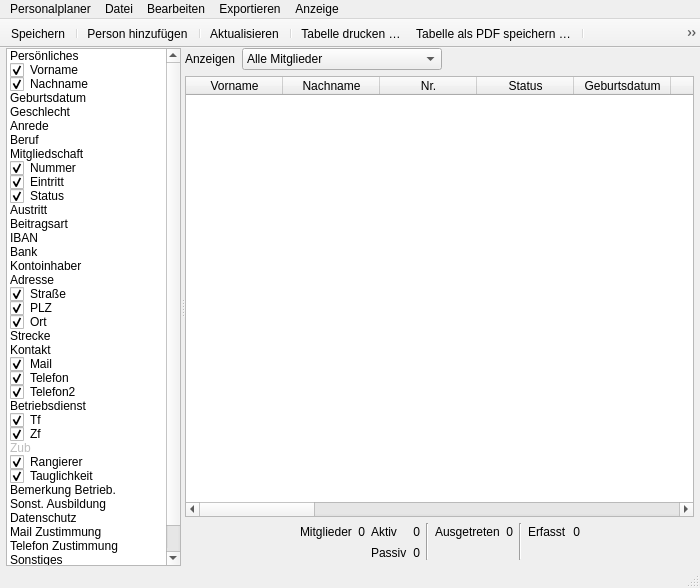
Above: Programm/Personalplaner/mainwindowpersonal.ui from philjosch/Einsatzplaner before the change. Below: the same form after it.
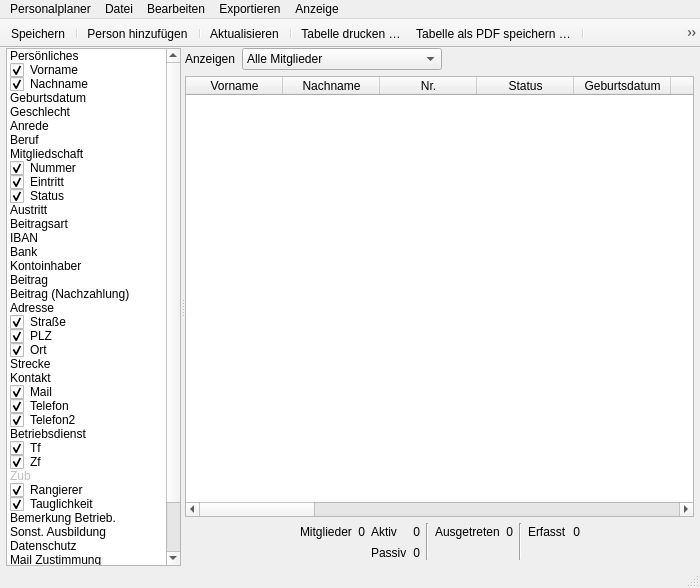
That is the form after the change. Icons and pictures are not drawn.

Commit message:
Beitrag in Tabelle und CSV
Der Beitrag kann auch in der Tabelle angezeigt werden und wird in der CSV-Datei ausgegeben.
Gleiches gilt für die Nachzahlungen.

Patch:
```diff
--- a/Programm/Personalplaner/mainwindowpersonal.ui
+++ b/Programm/Personalplaner/mainwindowpersonal.ui
@@ -179,6 +179,22 @@
          <enum>Unchecked</enum>
         </property>
        </item>
+       <item>
+        <property name="text">
+         <string>Beitrag</string>
+        </property>
+        <property name="checkState">
+         <enum>Unchecked</enum>
+        </property>
+       </item>
+       <item>
+        <property name="text">
+         <string>Beitrag (Nachzahlung)</string>
+        </property>
+        <property name="checkState">
+         <enum>Unchecked</enum>
+        </property>
+       </item>
        <item>
         <property name="text">
          <string>Adresse</string>
```
The commit also changes 2 other files.
